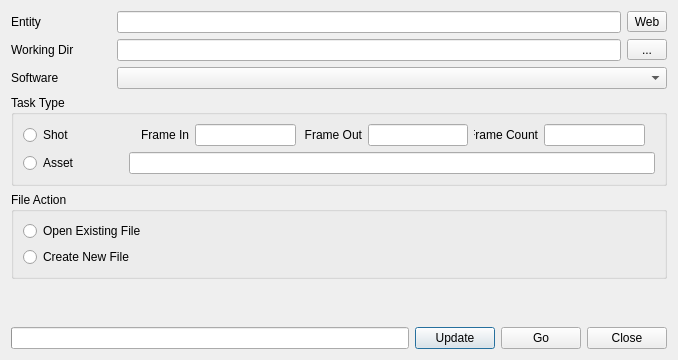
Above: module/wildchildanimation/gui/forms/maya/swing_create_dialog.ui from dearyangyu/swing before the change. Below: the same form after it.
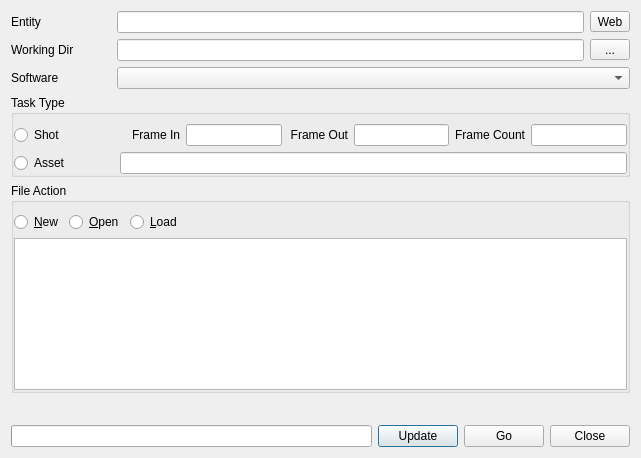
That is the form after the change.

Diff of the .ui file:
```diff
--- a/module/wildchildanimation/gui/forms/maya/swing_create_dialog.ui
+++ b/module/wildchildanimation/gui/forms/maya/swing_create_dialog.ui
@@ -9,8 +9,8 @@
    <rect>
     <x>0</x>
     <y>0</y>
-    <width>678</width>
-    <height>360</height>
+    <width>641</width>
+    <height>458</height>
    </rect>
   </property>
   <property name="windowTitle">
@@ -129,6 +129,18 @@
       <bool>true</bool>
      </property>
      <layout class="QVBoxLayout" name="verticalLayout_4">
+      <property name="leftMargin">
+       <number>0</number>
+      </property>
+      <property name="topMargin">
+       <number>9</number>
+      </property>
+      <property name="rightMargin">
+       <number>0</number>
+      </property>
+      <property name="bottomMargin">
+       <number>0</number>
+      </property>
       <item>
        <layout class="QVBoxLayout" name="verticalLayoutEntityInfo">
         <item>
@@ -196,7 +208,7 @@
              <widget class="QLabel" name="labelFrameCount">
               <property name="minimumSize">
                <size>
-                <width>60</width>
+                <width>70</width>
                 <height>0</height>
                </size>
               </property>
@@ -264,22 +276,70 @@
      <property name="title">
       <string>File Action</string>
      </property>
+     <property name="flat">
+      <bool>true</bool>
+     </property>
      <layout class="QVBoxLayout" name="verticalLayout_3">
+      <property name="leftMargin">
+       <number>0</number>
+      </property>
+      <property name="rightMargin">
+       <number>0</number>
+      </property>
+      <property name="bottomMargin">
+       <number>0</number>
+      </property>
       <item>
        <layout class="QVBoxLayout" name="verticalLayout">
         <item>
-         <widget class="QRadioButton" name="rbOpenExisting">
-          <property name="text">
-           <string>Open Existing File</string>
-          </property>
-         </widget>
+         <layout class="QHBoxLayout" name="horizontalLayout_5">
+          <item>
+           <widget class="QRadioButton" name="rbCreateNew">
+            <property name="text">
+             <string>&amp;New</string>
+            </property>
+            <property name="shortcut">
+             <string>N</string>
+            </property>
+           </widget>
+          </item>
+          <item>
+           <widget class="QRadioButton" name="rbOpenExisting">
+            <property name="text">
+             <string>&amp;Open</string>
+            </property>
+            <property name="shortcut">
+             <string>O</string>
+            </property>
+           </widget>
+          </item>
+          <item>
+           <widget class="QRadioButton" name="rbLoad">
+            <property name="text">
+             <string>&amp;Load</string>
+            </property>
+            <property name="shortcut">
+             <string>L</string>
+            </property>
+           </widget>
+          </item>
+          <item>
+           <spacer name="horizontalSpacer_2">
+            <property name="orientation">
+             <enum>Qt::Horizontal</enum>
+            </property>
+            <property name="sizeHint" stdset="0">
+             <size>
+              <width>40</width>
+              <height>20</height>
+             </size>
+            </property>
+           </spacer>
+          </item>
+         </layout>
         </item>
         <item>
-         <widget class="QRadioButton" name="rbCreateNew">
-          <property name="text">
-           <string>Create New File</string>
-          </property>
-         </widget>
+         <widget class="QTableView" name="tableView"/>
         </item>
        </layout>
       </item>
@@ -290,6 +350,18 @@
     <layout class="QVBoxLayout" name="verticalLayout_2">
      <item>
       <widget class="QLabel" name="labelFileDetails">
+       <property name="minimumSize">
+        <size>
+         <width>0</width>
+         <height>20</height>
+        </size>
+       </property>
+       <property name="maximumSize">
+        <size>
+         <width>16777215</width>
+         <height>20</height>
+        </size>
+       </property>
        <property name="text">
         <string/>
        </property>
@@ -297,19 +369,6 @@
      </item>
     </layout>
    </item>
-   <item>
-    <spacer name="verticalSpacer">
-     <property name="orientation">
-      <enum>Qt::Vertical</enum>
-     </property>
-     <property name="sizeHint" stdset="0">
-      <size>
-       <width>20</width>
-       <height>40</height>
-      </size>
-     </property>
-    </spacer>
-   </item>
    <item>
     <layout class="QHBoxLayout" name="horizontalLayout">
      <item>
```
Left out of the diff: 6 changed lines with no effect on the pictures.
